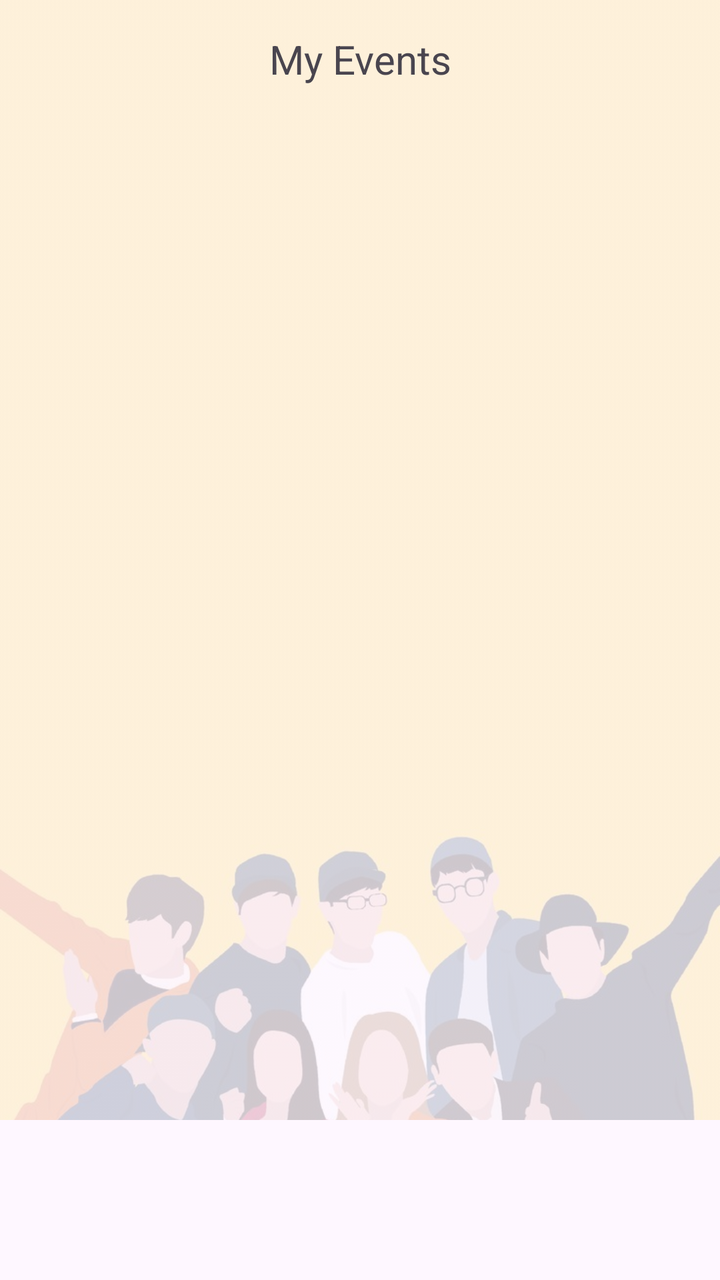
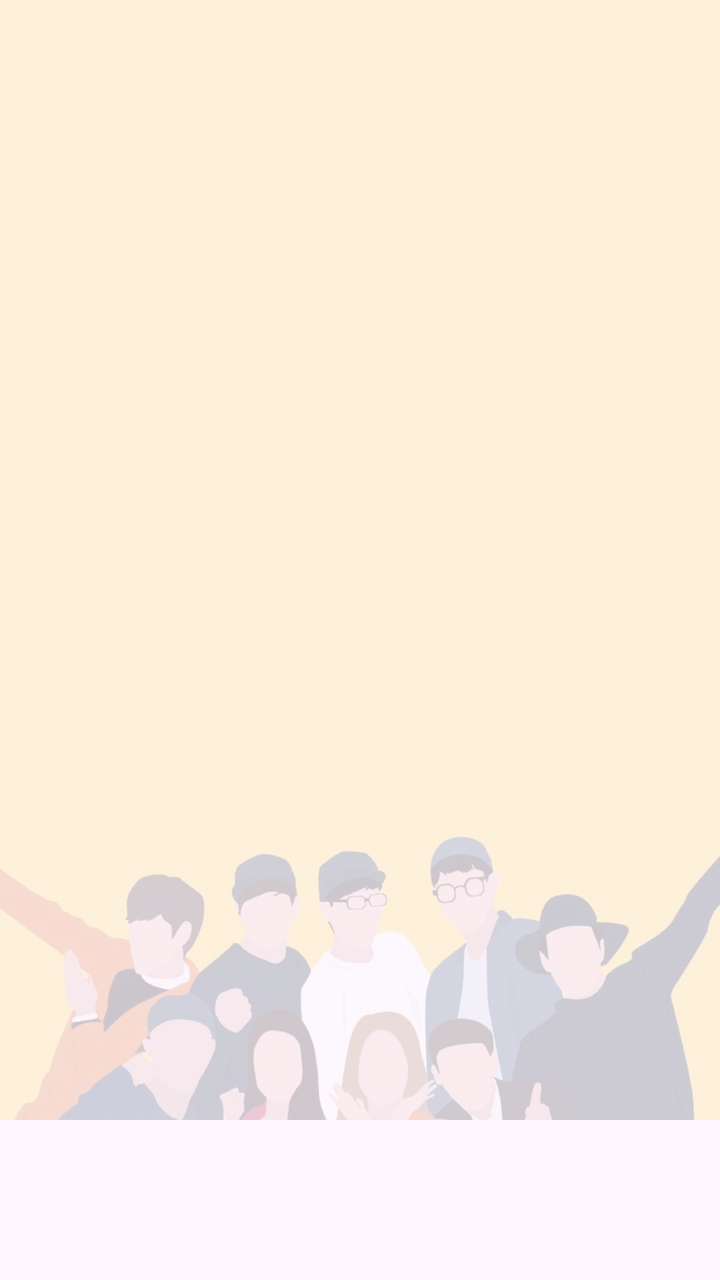

The first picture is an Android layout as it rendered before a commit; the second is the same layout after the commit. The layout source and the unified diff follow.
<!-- AndroidManifest.xml: application theme Theme.EventsPlatformAndroidUI -->
<!-- res/layout/fragment_myevents.xml -->
<?xml version="1.0" encoding="utf-8"?>
<androidx.constraintlayout.widget.ConstraintLayout xmlns:android="http://schemas.android.com/apk/res/android"
    xmlns:app="http://schemas.android.com/apk/res-auto"
    xmlns:tools="http://schemas.android.com/tools"
    android:layout_width="match_parent"
    android:layout_height="match_parent"
    tools:context=".ui.myevents.MyEventsFragment">

    <ImageView
        android:id="@+id/backgroundImage"
        android:layout_width="match_parent"
        android:layout_height="match_parent"
        android:src="@drawable/minimalist_people"
        android:scaleType="centerCrop"
        android:translationY="-80dp"
        android:alpha="0.2" />

    <TextView
        android:id="@+id/text_myevents"
        android:layout_width="match_parent"
        android:layout_height="wrap_content"
        android:text="My Events"
        android:textSize="20sp"
        android:textAlignment="center"
        app:layout_constraintTop_toTopOf="parent"
        app:layout_constraintStart_toStartOf="parent"
        app:layout_constraintEnd_toEndOf="parent"
        android:layout_margin="16dp" />

    
    <androidx.recyclerview.widget.RecyclerView
        android:id="@+id/recyclerViewMyEvents"
        android:layout_width="0dp"
        android:layout_height="0dp"
        app:layout_constraintTop_toBottomOf="@id/text_myevents"
        app:layout_constraintBottom_toBottomOf="parent"
        app:layout_constraintStart_toStartOf="parent"
        app:layout_constraintEnd_toEndOf="parent"
        android:layout_margin="16dp" />

</androidx.constraintlayout.widget.ConstraintLayout>
<!-- resources referenced by this layout -->
<resources>
  <!-- drawable minimalist_people: jpg bitmap (drawable, 45758 bytes) -->
  <style name="Theme.EventsPlatformAndroidUI" parent="Theme.Material3.DayNight">
          
          <item name="colorPrimary">@color/purple_500</item>
          <item name="colorPrimaryVariant">@color/purple_700</item>
          <item name="colorOnPrimary">@color/white</item>
          
          <item name="colorSecondary">@color/teal_200</item>
          <item name="colorSecondaryVariant">@color/teal_700</item>
          <item name="colorOnSecondary">@color/black</item>
          
          <item name="android:statusBarColor">?attr/colorPrimaryVariant</item>
          
          <item name="textInputStyle">@style/Widget.MaterialComponents.TextInputLayout.OutlinedBox</item>
      </style>
  <color name="purple_500">#FF6200EE</color>
  <color name="purple_700">#FF3700B3</color>
  <color name="white">#FFFFFFFF</color>
  <color name="teal_200">#FF03DAC5</color>
  <color name="teal_700">#FF018786</color>
  <color name="black">#FF000000</color>
</resources>

<!-- the commit's change to res/layout/fragment_myevents.xml (unified diff, before → after) -->
@@ -19,7 +19,7 @@
         android:id="@+id/text_myevents"
         android:layout_width="match_parent"
         android:layout_height="wrap_content"
-        android:text="My Events"
+        android:text=""
         android:textSize="20sp"
         android:textAlignment="center"
         app:layout_constraintTop_toTopOf="parent"
